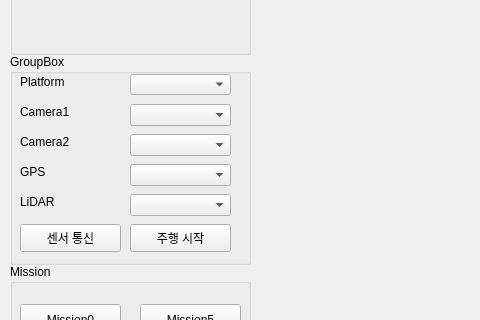
Old version of the form Ariadne/Ariadne.ui in the repository dgist-d-ace/Ariadne; both pictures show x 0 to 480 and y 143 to 463 of the 1198 by 859 pixel window.
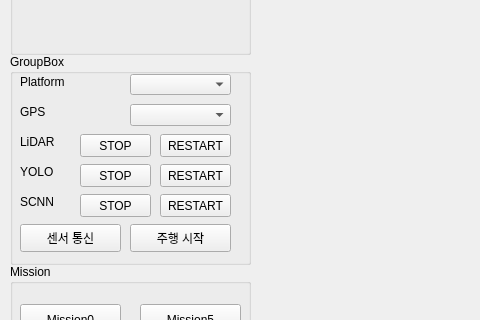
New version of the form. Custom widgets are drawn as their Qt base class.

Commit message: ui thread stop restart button made

```diff
--- a/Ariadne/Ariadne.ui
+++ b/Ariadne/Ariadne.ui
@@ -36,31 +36,11 @@
       </rect>
      </property>
     </widget>
-    <widget class="QComboBox" name="comboBox_2">
-     <property name="geometry">
-      <rect>
-       <x>120</x>
-       <y>50</y>
-       <width>101</width>
-       <height>22</height>
-      </rect>
-     </property>
-    </widget>
-    <widget class="QComboBox" name="comboBox_3">
-     <property name="geometry">
-      <rect>
-       <x>120</x>
-       <y>80</y>
-       <width>101</width>
-       <height>22</height>
-      </rect>
-     </property>
-    </widget>
     <widget class="QComboBox" name="comboBox_4">
      <property name="geometry">
       <rect>
        <x>120</x>
-       <y>110</y>
+       <y>50</y>
        <width>101</width>
        <height>22</height>
       </rect>
@@ -92,37 +72,11 @@
       <string>Platform</string>
      </property>
     </widget>
-    <widget class="QLabel" name="label_10">
-     <property name="geometry">
-      <rect>
-       <x>10</x>
-       <y>50</y>
-       <width>64</width>
-       <height>15</height>
-      </rect>
-     </property>
-     <property name="text">
-      <string>Camera1</string>
-     </property>
-    </widget>
-    <widget class="QLabel" name="label_11">
-     <property name="geometry">
-      <rect>
-       <x>10</x>
-       <y>80</y>
-       <width>64</width>
-       <height>15</height>
-      </rect>
-     </property>
-     <property name="text">
-      <string>Camera2</string>
-     </property>
-    </widget>
     <widget class="QLabel" name="label_12">
      <property name="geometry">
       <rect>
        <x>10</x>
-       <y>110</y>
+       <y>50</y>
        <width>64</width>
        <height>15</height>
       </rect>
@@ -135,7 +89,7 @@
      <property name="geometry">
       <rect>
        <x>10</x>
-       <y>140</y>
+       <y>80</y>
        <width>64</width>
        <height>15</height>
       </rect>
@@ -144,16 +98,6 @@
       <string>LiDAR</string>
      </property>
     </widget>
-    <widget class="QComboBox" name="comboBox_5">
-     <property name="geometry">
-      <rect>
-       <x>120</x>
-       <y>140</y>
-       <width>101</width>
-       <height>22</height>
-      </rect>
-     </property>
-    </widget>
     <widget class="QPushButton" name="pushButton_3">
      <property name="geometry">
       <rect>
@@ -167,6 +111,110 @@
       <string>주행 시작</string>
      </property>
     </widget>
+    <widget class="QLabel" name="label_10">
+     <property name="geometry">
+      <rect>
+       <x>10</x>
+       <y>110</y>
+       <width>64</width>
+       <height>15</height>
+      </rect>
+     </property>
+     <property name="text">
+      <string>YOLO</string>
+     </property>
+    </widget>
+    <widget class="QLabel" name="label_11">
+     <property name="geometry">
+      <rect>
+       <x>10</x>
+       <y>140</y>
+       <width>64</width>
+       <height>15</height>
+      </rect>
+     </property>
+     <property name="text">
+      <string>SCNN</string>
+     </property>
+    </widget>
+    <widget class="QPushButton" name="Btn_lidar_restart">
+     <property name="geometry">
+      <rect>
+       <x>150</x>
+       <y>80</y>
+       <width>71</width>
+       <height>23</height>
+      </rect>
+     </property>
+     <property name="text">
+      <string>RESTART</string>
+     </property>
+    </widget>
+    <widget class="QPushButton" name="Btn_lidar_stop">
+     <property name="geometry">
+      <rect>
+       <x>70</x>
+       <y>80</y>
+       <width>71</width>
+       <height>23</height>
+      </rect>
+     </property>
+     <property name="text">
+      <string>STOP</string>
+     </property>
+    </widget>
+    <widget class="QPushButton" name="Btn_yolo_stop">
+     <property name="geometry">
+      <rect>
+       <x>70</x>
+       <y>110</y>
+       <width>71</width>
+       <height>23</height>
+      </rect>
+     </property>
+     <property name="text">
+      <string>STOP</string>
+     </property>
+    </widget>
+    <widget class="QPushButton" name="Btn_yolo_restart">
+     <property name="geometry">
+      <rect>
+       <x>150</x>
+       <y>110</y>
+       <width>71</width>
+       <height>23</height>
+      </rect>
+     </property>
+     <property name="text">
+      <string>RESTART</string>
+     </property>
+    </widget>
+    <widget class="QPushButton" name="Btn_scnn_stop">
+     <property name="geometry">
+      <rect>
+       <x>70</x>
+       <y>140</y>
+       <width>71</width>
+       <height>23</height>
+      </rect>
+     </property>
+     <property name="text">
+      <string>STOP</string>
+     </property>
+    </widget>
+    <widget class="QPushButton" name="pushButton_9">
+     <property name="geometry">
+      <rect>
+       <x>150</x>
+       <y>140</y>
+       <width>71</width>
+       <height>23</height>
+      </rect>
+     </property>
+     <property name="text">
+      <string>RESTART</string>
+     </property>
+    </widget>
    </widget>
    <widget class="QGroupBox" name="groupBox_2">
     <property name="geometry">
```
Left out of the diff: 2 changed lines with no effect on the pictures. The commit also changes 4 other files.
